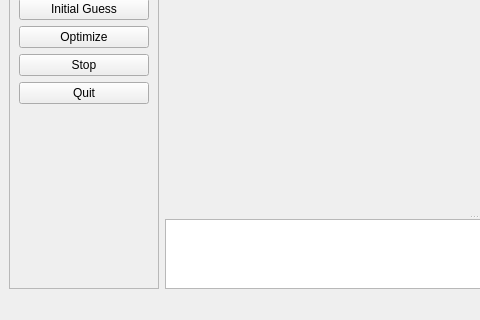
This is g2o/apps/g2o_viewer/base_main_window.ui in RainerKuemmerle/g2o as Qt 5 draws it before an edit; both pictures show x 0 to 480 and y 280 to 600 of the 800 by 600 pixel window. The edited form follows.
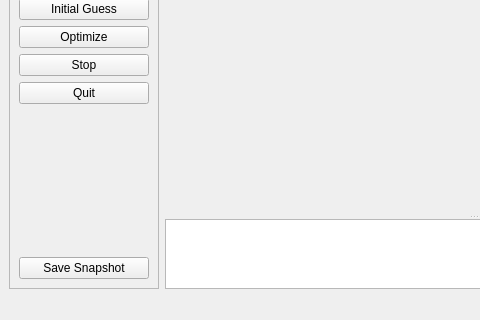
This is the edited form. Custom widgets are drawn as their Qt base class.

Commit message: added functions to save eps files

```diff
--- a/g2o/apps/g2o_viewer/base_main_window.ui
+++ b/g2o/apps/g2o_viewer/base_main_window.ui
@@ -167,6 +167,13 @@
          </property>
         </spacer>
        </item>
+       <item>
+        <widget class="QPushButton" name="btnSaveSnapshot">
+         <property name="text">
+          <string>Save Snapshot</string>
+         </property>
+        </widget>
+       </item>
       </layout>
      </widget>
     </item>
```
Left out of the diff: 2 changed lines with no effect on the pictures. The commit also changes 2 other files.
